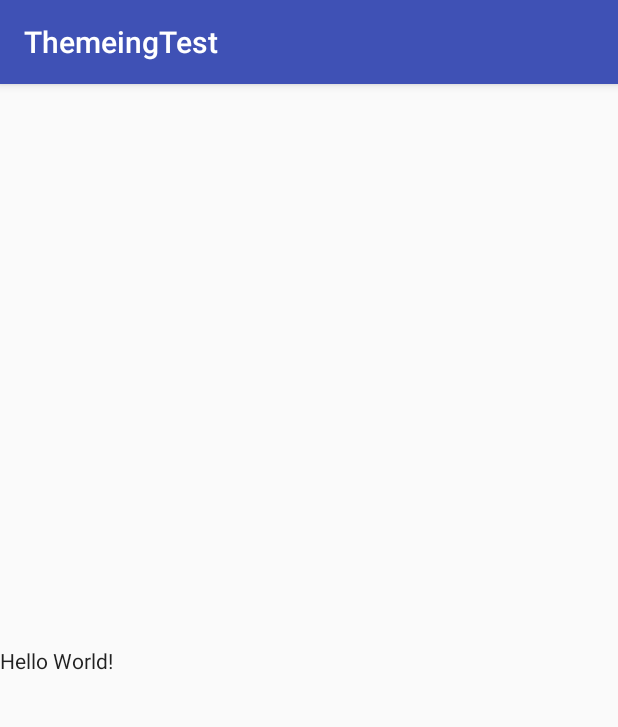
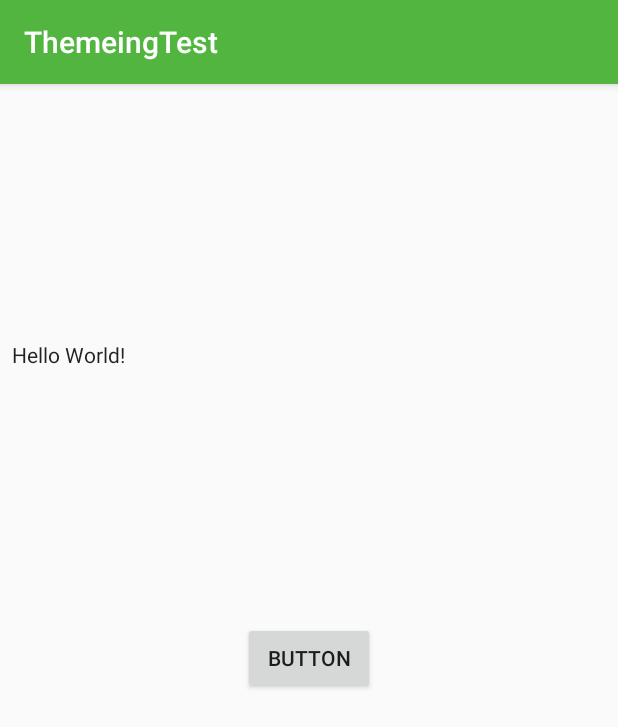
Before and after one commit to bangkokguy/ThemeingTest, an Android app: the screen it shows after launch (MainActivity), on a phone screen of 412 x 824 dp. Shown: the top 727 px of the screen. Run offline under Robolectric (Android 15) with nearby library versions, the phone set to English and light mode, and no system bars.

Commit message:
on desktop

```diff
--- a/app/src/main/AndroidManifest.xml
+++ b/app/src/main/AndroidManifest.xml
@@ -8,7 +8,7 @@
         android:label="@string/app_name"
         android:roundIcon="@mipmap/ic_launcher_round"
         android:supportsRtl="true"
-        android:theme="@style/Packet1.AppTheme">
+        android:theme="@style/Packet2.AppTheme">
         <activity android:name=".MainActivity">
             <intent-filter>
                 <action android:name="android.intent.action.MAIN"/>
--- a/app/src/main/java/android/development/bangkokguy/themeingtest/MainActivity.java
+++ b/app/src/main/java/android/development/bangkokguy/themeingtest/MainActivity.java
@@ -1,14 +1,54 @@
 package android.development.bangkokguy.themeingtest;
 
+import android.content.Intent;
+import android.content.res.Resources;
 import android.support.v7.app.AppCompatActivity;
 import android.os.Bundle;
+import android.util.Log;
+import android.view.MotionEvent;
+import android.view.View;
+import android.widget.Button;
+import android.widget.TextView;
 
 public class MainActivity extends AppCompatActivity {
+
+    final static String TAG="MainActivity";
+    boolean flip;
+    TextView view;
+    Intent intent;
 
     @Override
     protected void onCreate(Bundle savedInstanceState) {
         super.onCreate(savedInstanceState);
+
+        //view = (TextView)findViewById(R.id.textView);
+        intent = getIntent();
+        flip = !intent.getBooleanExtra("flip", true);
+        if(flip) {
+            Log.d(TAG, "Packet 1");
+            //view.setText("Packet 1");
+            setTheme(R.style.Packet1_AppTheme);
+        }
+        else {
+            Log.d(TAG, "Packet 2");
+            //view.setText("Packet 2");
+            setTheme(R.style.Packet2_AppTheme);
+        }
+
         setContentView(R.layout.activity_main);
+
+
+        Button button = (Button)findViewById(R.id.button);
+        button.setOnClickListener(new View.OnClickListener() {
+            @Override
+            public void onClick(View v) {
+                intent.putExtra("flip", flip);
+                recreate();
+                //finish();
+                //startActivity(intent);
+            }
+        });
         //this.getTheme().applyStyle(R.style.LayoutTheme, true);
     }
+
 }
--- a/app/src/main/res/layout/activity_main.xml
+++ b/app/src/main/res/layout/activity_main.xml
@@ -8,11 +8,31 @@
     tools:context="android.development.bangkokguy.themeingtest.MainActivity">
 
     <TextView style = "@style/Packet2.AppTheme.Layout"
+              android:layout_height="wrap_content"
+              android:text="Hello World!"
+              app:layout_constraintBottom_toBottomOf="parent"
+              app:layout_constraintLeft_toLeftOf="parent"
+              app:layout_constraintRight_toRightOf="parent"
+              app:layout_constraintTop_toTopOf="parent"
+              android:id="@+id/textView"
+              app:layout_constraintHorizontal_bias="1.0"
+              app:layout_constraintVertical_bias="0.228"
+              android:layout_marginRight="8dp"
+              android:layout_marginLeft="8dp"/>
+
+    <Button
+        android:id="@+id/button"
+        android:layout_width="wrap_content"
         android:layout_height="wrap_content"
-        android:text="Hello World!"
+        android:text="Button"
+        app:layout_constraintTop_toTopOf="parent"
+        android:layout_marginTop="8dp"
         app:layout_constraintBottom_toBottomOf="parent"
-        app:layout_constraintLeft_toLeftOf="parent"
-        app:layout_constraintRight_toRightOf="parent"
-        app:layout_constraintTop_toTopOf="parent"/>
+        android:layout_marginBottom="8dp"
+        android:layout_marginRight="8dp"
+        app:layout_constraintRight_toRightOf="@+id/textView"
+        android:layout_marginLeft="8dp"
+        app:layout_constraintLeft_toLeftOf="@+id/textView"
+        app:layout_constraintVertical_bias="0.498"/>
 
 </android.support.constraint.ConstraintLayout>
--- a/build.gradle
+++ b/build.gradle
@@ -5,7 +5,7 @@ buildscript {
         jcenter()
     }
     dependencies {
-        classpath 'com.android.tools.build:gradle:2.3.1'
+        classpath 'com.android.tools.build:gradle:2.3.3'
 
         // NOTE: Do not place your application dependencies here; they belong
         // in the individual module build.gradle files
```
